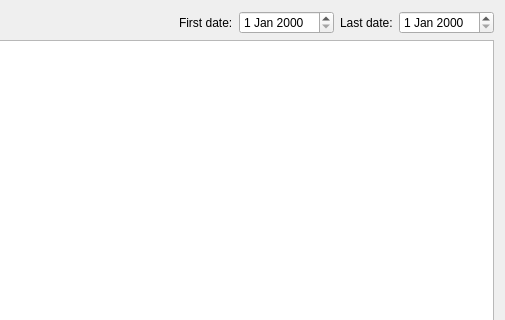
First picture: the form in listoperations.ui, repository sergey196510/mycash, before the edit; both pictures show x 302 to 807 and y 0 to 320 of the 807 by 450 pixel window.
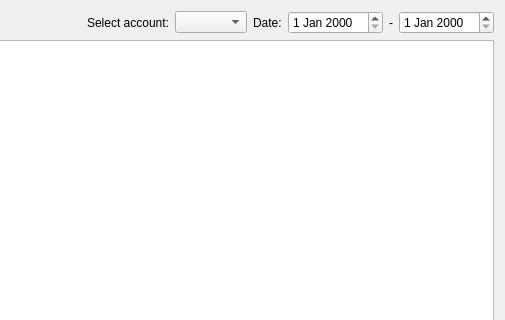
Second picture: the form after the edit. Custom widgets are drawn as their Qt base class.

Diff of the .ui file:
```diff
--- a/listoperations.ui
+++ b/listoperations.ui
@@ -53,10 +53,20 @@
        </property>
       </spacer>
      </item>
+     <item>
+      <widget class="QLabel" name="label_5">
+       <property name="text">
+        <string>Select account:</string>
+       </property>
+      </widget>
+     </item>
+     <item>
+      <widget class="AccountComboBox" name="search_comboBox"/>
+     </item>
      <item>
       <widget class="QLabel" name="label">
        <property name="text">
-        <string>First date:</string>
+        <string>Date:</string>
        </property>
       </widget>
      </item>
@@ -66,7 +76,7 @@
      <item>
       <widget class="QLabel" name="label_2">
        <property name="text">
-        <string>Last date:</string>
+        <string>-</string>
        </property>
       </widget>
      </item>
```
